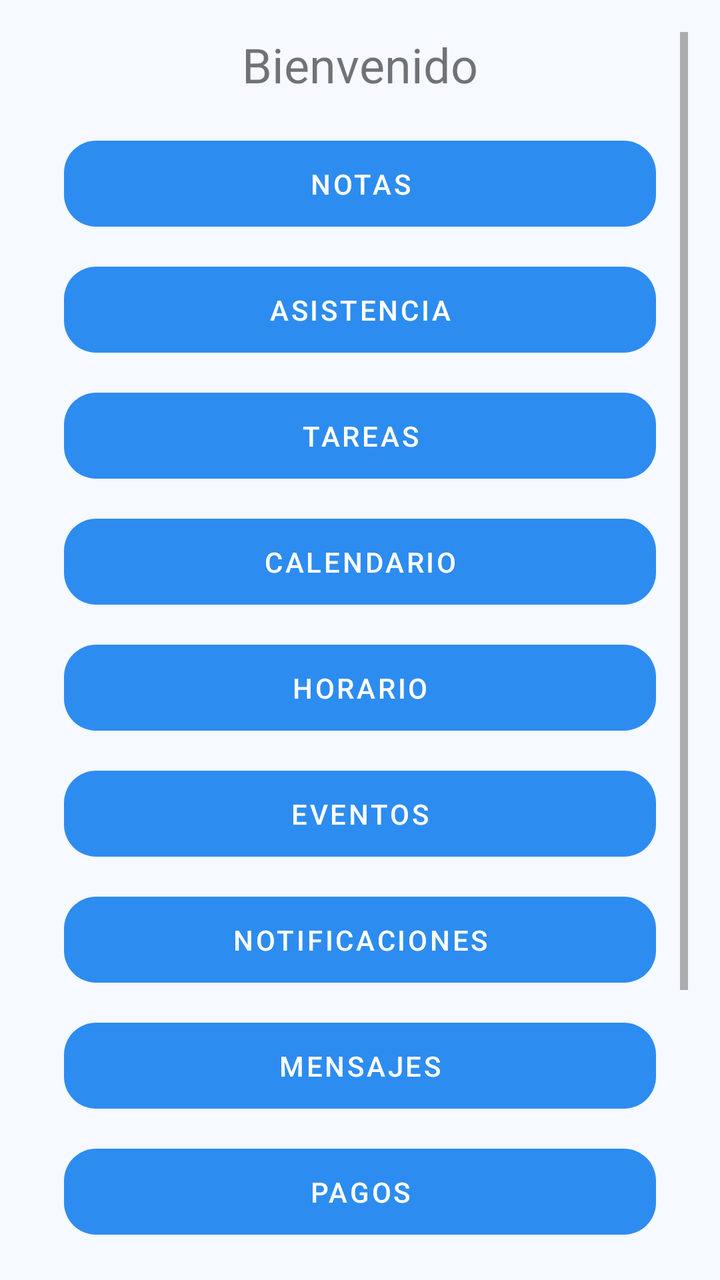
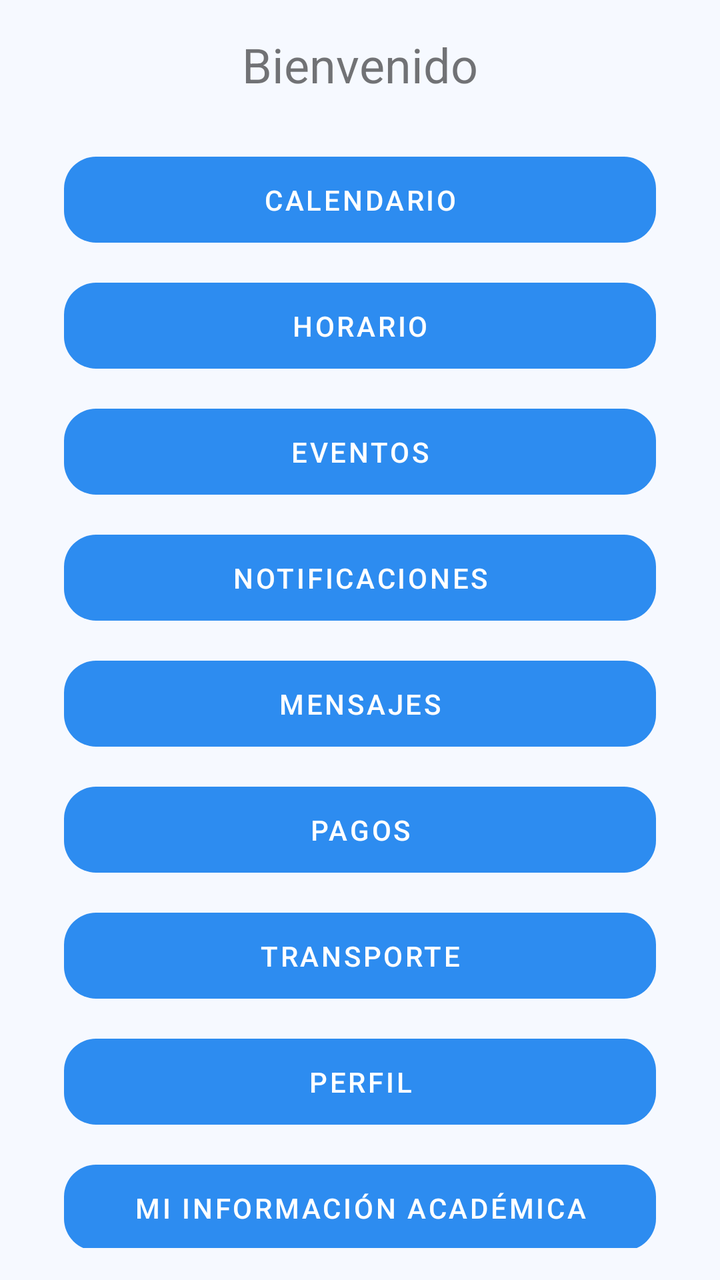

The first picture is an Android layout as it rendered before a commit; the second is the same layout after the commit. The layout source and the unified diff follow.
<!-- AndroidManifest.xml: application theme Theme.Appcolegios -->
<!-- res/layout/activity_home.xml -->
<?xml version="1.0" encoding="utf-8"?>
<ScrollView xmlns:android="http://schemas.android.com/apk/res/android"
    android:layout_width="match_parent"
    android:layout_height="match_parent"
    android:padding="16dp">

    <LinearLayout
        android:orientation="vertical"
        android:layout_width="match_parent"
        android:layout_height="wrap_content">

        <TextView
            android:layout_width="wrap_content"
            android:layout_height="wrap_content"
            android:text="Bienvenido"
            android:textSize="24sp"
            android:layout_gravity="center" />

        
        <Button
            android:id="@+id/btnGrades"
            android:layout_width="match_parent"
            android:layout_height="wrap_content"
            android:text="Notas"
            android:layout_marginTop="16dp" />
        <Button
            android:id="@+id/btnAttendance"
            android:layout_width="match_parent"
            android:layout_height="wrap_content"
            android:text="Asistencia"
            android:layout_marginTop="8dp" />
        <Button
            android:id="@+id/btnTasks"
            android:layout_width="match_parent"
            android:layout_height="wrap_content"
            android:text="Tareas"
            android:layout_marginTop="8dp" />
        <Button
            android:id="@+id/btnCalendar"
            android:layout_width="match_parent"
            android:layout_height="wrap_content"
            android:text="Calendario"
            android:layout_marginTop="8dp" />
        <Button
            android:id="@+id/btnSchedule"
            android:layout_width="match_parent"
            android:layout_height="wrap_content"
            android:text="Horario"
            android:layout_marginTop="8dp" />
        <Button
            android:id="@+id/btnEvents"
            android:layout_width="match_parent"
            android:layout_height="wrap_content"
            android:text="Eventos"
            android:layout_marginTop="8dp" />
        <Button
            android:id="@+id/btnNotifications"
            android:layout_width="match_parent"
            android:layout_height="wrap_content"
            android:text="Notificaciones"
            android:layout_marginTop="8dp" />
        <Button
            android:id="@+id/btnMessages"
            android:layout_width="match_parent"
            android:layout_height="wrap_content"
            android:text="Mensajes"
            android:layout_marginTop="8dp" />
        <Button
            android:id="@+id/btnPayments"
            android:layout_width="match_parent"
            android:layout_height="wrap_content"
            android:text="Pagos"
            android:layout_marginTop="8dp" />
        <Button
            android:id="@+id/btnTransport"
            android:layout_width="match_parent"
            android:layout_height="wrap_content"
            android:text="Transporte"
            android:layout_marginTop="8dp" />
        <Button
            android:id="@+id/btnProfile"
            android:layout_width="match_parent"
            android:layout_height="wrap_content"
            android:text="Perfil"
            android:layout_marginTop="8dp" />
        <Button
            android:id="@+id/btnAcademicInfo"
            android:layout_width="match_parent"
            android:layout_height="wrap_content"
            android:text="Mi información académica"
            android:layout_marginTop="8dp" />
    </LinearLayout>
</ScrollView>
<!-- resources referenced by this layout -->
<resources>
  <style name="Theme.Appcolegios" parent="Theme.MaterialComponents.DayNight.NoActionBar">
          
          <item name="colorPrimary">@color/primary</item>
          <item name="colorPrimaryVariant">@color/primary_dark</item>
          <item name="colorOnPrimary">@color/on_primary</item>
  
          <item name="colorSecondary">@color/secondary</item>
          <item name="colorSecondaryVariant">@color/secondary_dark</item>
          <item name="colorOnSecondary">@color/on_secondary</item>
  
          <item name="colorError">@color/error</item>
          <item name="colorOnError">@color/on_error</item>
  
          <item name="android:colorBackground">@color/background</item>
          <item name="colorSurface">@color/surface</item>
          <item name="colorOnSurface">@color/on_surface</item>
  
          
          <item name="android:statusBarColor">@color/primary</item>
          <item name="android:navigationBarColor">@color/primary_dark</item>
          <item name="android:windowBackground">@color/background</item>
          <item name="android:windowLightStatusBar">false</item>
  
          
          <item name="materialButtonStyle">@style/Widget.App.AnimatedButton</item>
          <item name="shapeAppearanceMediumComponent">@style/ShapeAppearance.App.MediumComponent</item>
      </style>
  <color name="primary">#2D8CF0</color>
  <color name="primary_dark">#1B6FD6</color>
  <color name="on_primary">#FFFFFFFF</color>
  <color name="secondary">#46B3FF</color>
  <color name="secondary_dark">#1B6FD6</color>
  <color name="on_secondary">#FFFFFFFF</color>
  <color name="error">#EF4444</color>
  <color name="on_error">#FFFFFF</color>
  <color name="background">#F6F9FF</color>
  <color name="surface">#FFFFFFFF</color>
  <color name="on_surface">#222B45</color>
  <style name="Widget.App.AnimatedButton" parent="Widget.MaterialComponents.Button">
          <item name="android:insetLeft">16dp</item>
          <item name="android:insetRight">16dp</item>
          <item name="cornerRadius">16dp</item>
          <item name="android:paddingTop">12dp</item>
          <item name="android:paddingBottom">12dp</item>
          <item name="android:stateListAnimator">?attr/selectableItemBackgroundBorderless</item>
      </style>
  <style name="ShapeAppearance.App.MediumComponent" parent="ShapeAppearance.MaterialComponents.MediumComponent">
          <item name="cornerFamily">rounded</item>
          <item name="cornerSize">16dp</item>
      </style>
</resources>

<!-- the commit's change to res/layout/activity_home.xml (unified diff, before → after) -->
@@ -17,24 +17,14 @@
             android:layout_gravity="center" />
 
         
-        <Button
-            android:id="@+id/btnGrades"
+        <LinearLayout
+            android:id="@+id/homeActionsContainer"
             android:layout_width="match_parent"
             android:layout_height="wrap_content"
-            android:text="Notas"
-            android:layout_marginTop="16dp" />
-        <Button
-            android:id="@+id/btnAttendance"
-            android:layout_width="match_parent"
-            android:layout_height="wrap_content"
-            android:text="Asistencia"
-            android:layout_marginTop="8dp" />
-        <Button
-            android:id="@+id/btnTasks"
-            android:layout_width="match_parent"
-            android:layout_height="wrap_content"
-            android:text="Tareas"
-            android:layout_marginTop="8dp" />
+            android:orientation="vertical"
+            android:layout_marginTop="16dp"
+            android:gravity="center" />
+
         <Button
             android:id="@+id/btnCalendar"
             android:layout_width="match_parent"
